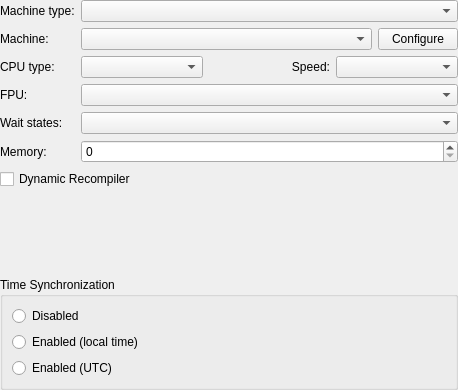
Old version of the form src/qt/qt_settingsmachine.ui in the repository 86Box/86Box.
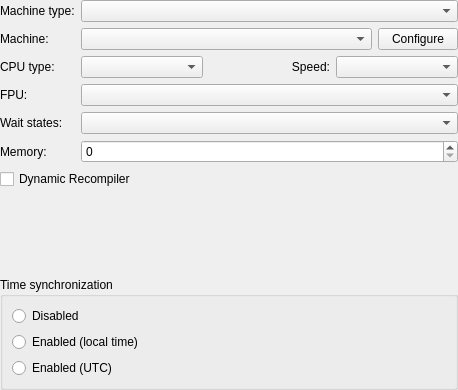
New version of the form.

Commit message: And another one for Time sync string

The edit to the form file:
```diff
--- a/src/qt/qt_settingsmachine.ui
+++ b/src/qt/qt_settingsmachine.ui
@@ -195,7 +195,7 @@
    <item>
     <widget class="QGroupBox" name="groupBox">
      <property name="title">
-      <string>Time Synchronization</string>
+      <string>Time synchronization</string>
      </property>
      <layout class="QVBoxLayout" name="verticalLayout_2">
       <item>
```
